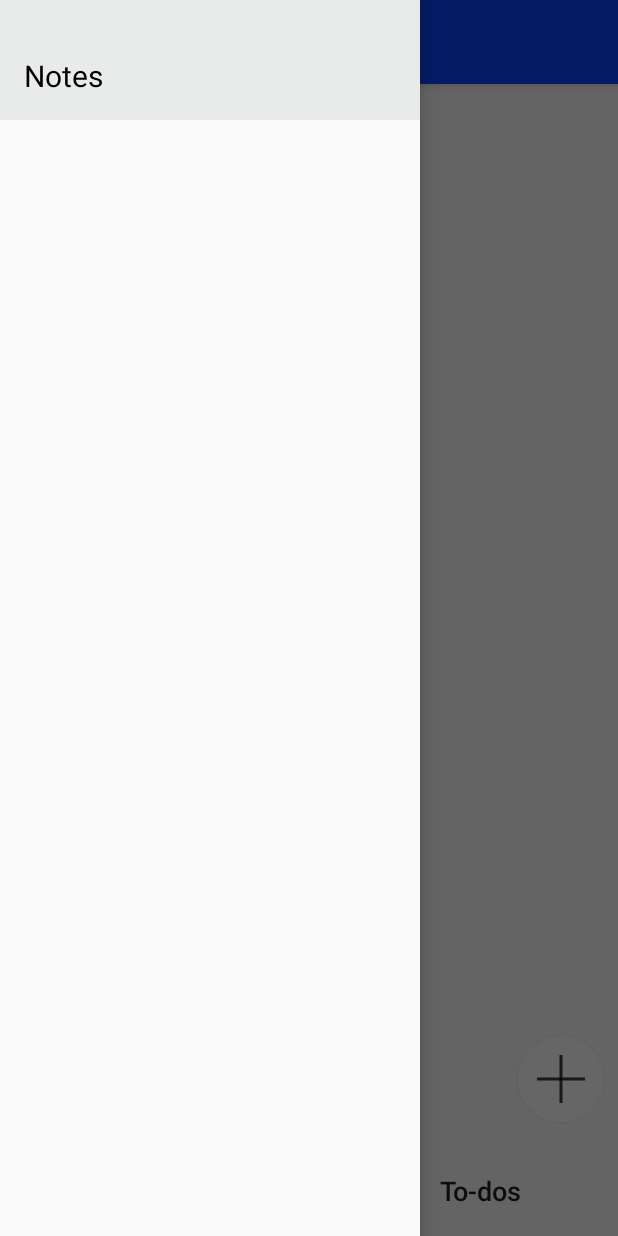
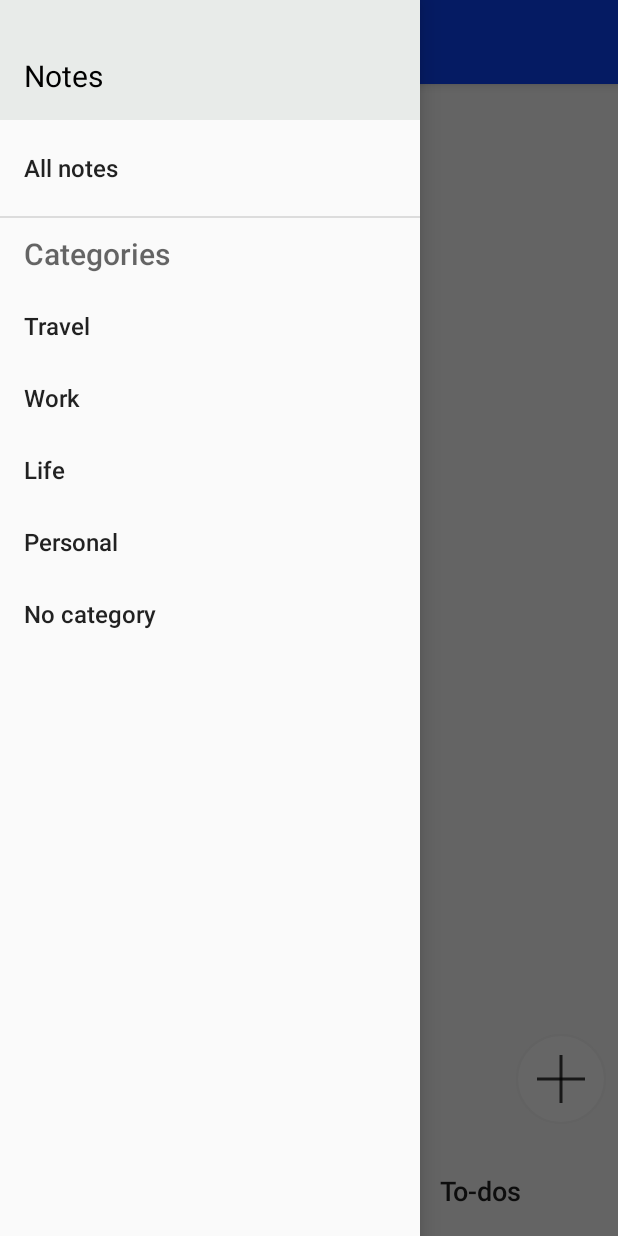
Before and after one commit to orange006/Organizer, an Android app: the screen it shows after launch (MainActivity), with the side drawer open, on a phone screen of 412 x 824 dp. Run offline under Robolectric (Android 15) with nearby library versions, the phone set to English and light mode, and no system bars; our stand-ins replace Firebase (no records; nobody signed in at launch, a user with empty details on screens opened directly), navigation-ui.

Commit message:
Selected drawer's items

```diff
--- a/app/src/main/res/menu/activity_main_drawer.xml
+++ b/app/src/main/res/menu/activity_main_drawer.xml
@@ -3,36 +3,32 @@
     xmlns:tools="http://schemas.android.com/tools"
     tools:showIn="navigation_view">
 
-    <!--<group android:checkableBehavior="single">
+    <group>
         <item
-            android:id="@+id/nav_home"
-            android:icon="@drawable/ic_menu_camera"
-            android:title="@string/menu_home" />
-        <item
-            android:id="@+id/nav_gallery"
-            android:icon="@drawable/ic_menu_gallery"
-            android:title="@string/menu_gallery" />
-        <item
-            android:id="@+id/nav_slideshow"
-            android:icon="@drawable/ic_menu_slideshow"
-            android:title="@string/menu_slideshow" />
-        <item
-            android:id="@+id/nav_tools"
-            android:icon="@drawable/ic_menu_manage"
-            android:title="@string/menu_tools" />
+            android:id="@+id/all_notes"
+            android:title="@string/all_notes"
+            />
     </group>
 
-    <item android:title="Communicate">
+    <item android:title="@string/categories">
         <menu>
             <item
-                android:id="@+id/nav_share"
-                android:icon="@drawable/ic_menu_share"
-                android:title="@string/menu_share" />
+                android:id="@+id/travel"
+                android:title="@string/travel"
+                />
             <item
-                android:id="@+id/nav_send"
-                android:icon="@drawable/ic_menu_send"
-                android:title="@string/menu_send" />
+                android:id="@+id/work"
+                android:title="@string/work" />
+            <item
+                android:id="@+id/life"
+                android:title="@string/life" />
+            <item
+                android:id="@+id/personal"
+                android:title="@string/personal" />
+            <item
+                android:id="@+id/no_category"
+                android:title="@string/no_category" />
         </menu>
-    </item>-->
+    </item>
 
 </menu>
--- a/app/src/main/res/values/strings.xml
+++ b/app/src/main/res/values/strings.xml
@@ -17,6 +17,15 @@
     <string name="content">content</string>
     <string name="delete">Delete</string>
 
+
+    <string name="all_notes"><font size="16">All notes</font></string>
+    <string name="categories"><font size="20">Categories</font></string>
+    <string name="travel"><font size="16">Travel</font></string>
+    <string name="work"><font size="16">Work</font></string>
+    <string name="life"><font size="16">Life</font></string>
+    <string name="personal"><font size="16">Personal</font></string>
+    <string name="no_category"><font size="16">No category</font></string>
+
     <string-array name="category_list">
         <item>No category</item>
         <item>Travel</item>
```
Also changed, not shown: app/src/main/java/com/example/organizer/MainActivity.java (+38 -0 lines).
